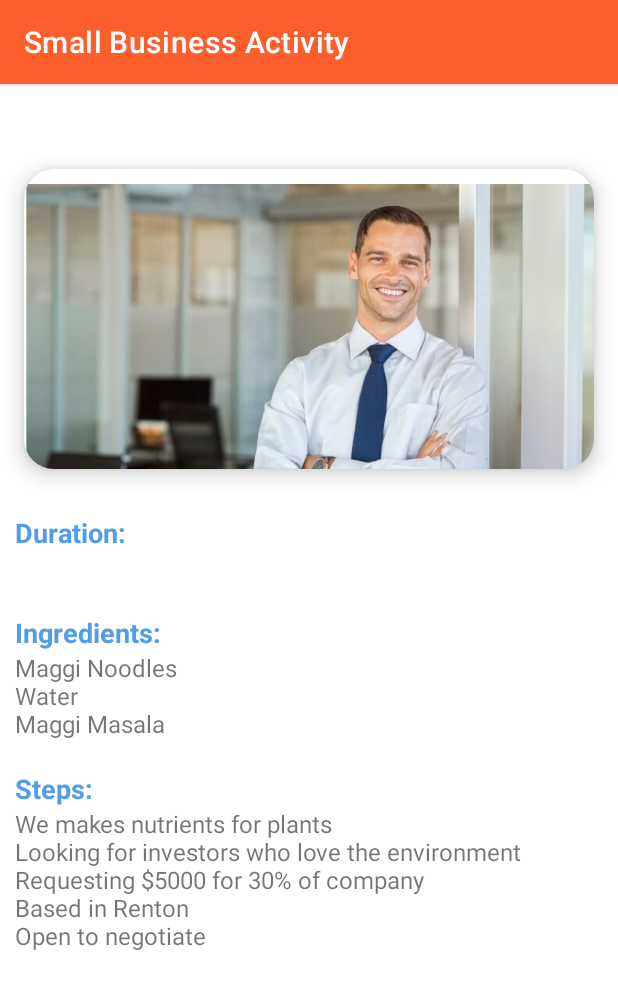
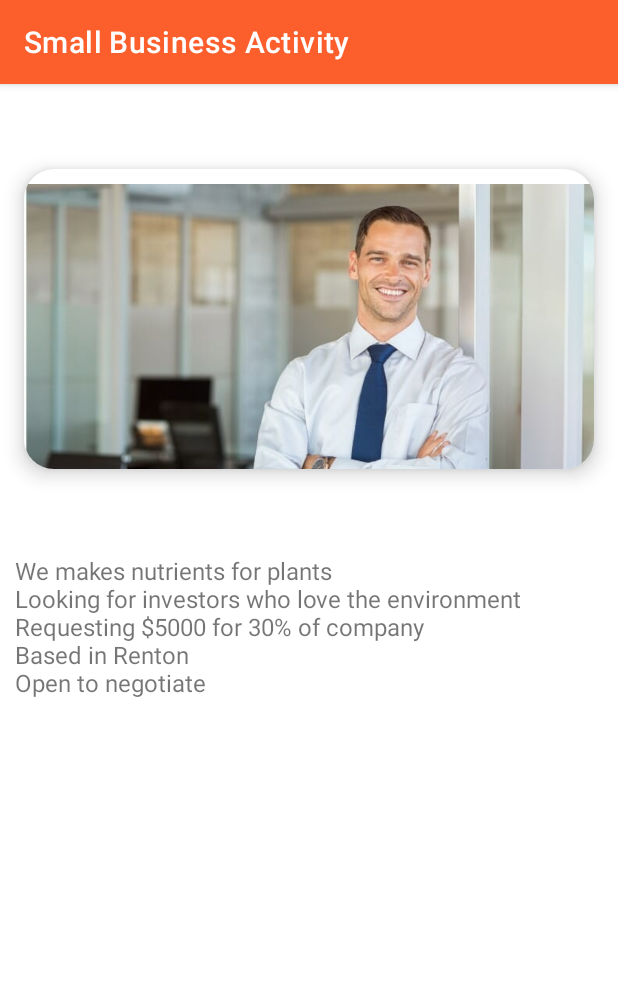
Before and after one commit to Rishali123/BCHacks1, an Android app: the SmallBusiness screen opened directly, with no data from a screen before it, on a phone screen of 412 x 824 dp. Shown: the top 989 px of the screen. Run offline under Robolectric (Android 15) with nearby library versions, the phone set to English and light mode, and no system bars.

Commit message:
History Fix

```diff
--- a/app/src/main/java/com/example/bchacks/SmallBusiness.java
+++ b/app/src/main/java/com/example/bchacks/SmallBusiness.java
@@ -24,14 +24,14 @@ public class SmallBusiness extends AppCompatActivity {
         if (intent != null){
             String name = intent.getStringExtra("name");
             String time = intent.getStringExtra("time");
-            int ingredients = intent.getIntExtra("ingredients", R.string.maggiIngredients);
+            //int ingredients = intent.getIntExtra("ingredients", R.string.maggiIngredients);
             int desc = intent.getIntExtra("desc", R.string.ArberDesc);
             int image = intent.getIntExtra("image", R.drawable.investor);
 
             binding.detailName.setText(name);
-            binding.detailTime.setText(time);
+            //binding.detailTime.setText(time);
             binding.detailDesc.setText(desc);
-            binding.detailIngredients.setText(ingredients);
+            //binding.detailIngredients.setText(ingredients);
             binding.detailImage.setImageResource(image);
         }
     }
--- a/app/src/main/res/layout/small_business.xml
+++ b/app/src/main/res/layout/small_business.xml
@@ -39,38 +39,43 @@
 
     </androidx.cardview.widget.CardView>
 
+    <!-- Move text views below the image -->
     <TextView
         android:layout_width="wrap_content"
         android:layout_height="wrap_content"
-        android:text="Duration:"
         android:textColor="@color/green"
         android:textStyle="bold"
         android:layout_marginStart="10dp"
-        android:layout_marginTop="30dp"
+        android:layout_marginTop="10dp"
         android:textSize="18sp"/>
 
     <TextView
         android:layout_width="match_parent"
         android:layout_height="wrap_content"
-        android:text="time"
         android:layout_marginStart="10dp"
         android:textSize="16sp"
         android:id="@+id/detailTime"/>
 
     <TextView
+        android:id="@+id/detailDesc"
+        android:layout_width="match_parent"
+        android:layout_height="wrap_content"
+        android:layout_marginStart="10dp"
+        android:text="@string/maggieDesc"
+        android:textSize="16sp" />
+
+    <TextView
         android:layout_width="wrap_content"
         android:layout_height="wrap_content"
-        android:text="Ingredients:"
         android:textColor="@color/green"
         android:textStyle="bold"
         android:layout_marginStart="10dp"
-        android:layout_marginTop="20dp"
+        android:layout_marginTop="10dp"
         android:textSize="18sp"/>
 
     <TextView
         android:layout_width="match_parent"
         android:layout_height="wrap_content"
-        android:text="@string/maggiIngredients"
         android:layout_marginStart="10dp"
         android:textSize="16sp"
         android:id="@+id/detailIngredients"/>
@@ -78,19 +83,10 @@
     <TextView
         android:layout_width="wrap_content"
         android:layout_height="wrap_content"
-        android:text="Steps:"
         android:textColor="@color/green"
         android:textStyle="bold"
         android:layout_marginStart="10dp"
-        android:layout_marginTop="20dp"
+        android:layout_marginTop="10dp"
         android:textSize="18sp"/>
 
-    <TextView
-        android:layout_width="match_parent"
-        android:layout_height="wrap_content"
-        android:text="@string/maggieDesc"
-        android:layout_marginStart="10dp"
-        android:textSize="16sp"
-        android:id="@+id/detailDesc"/>
-
 </LinearLayout>
```
